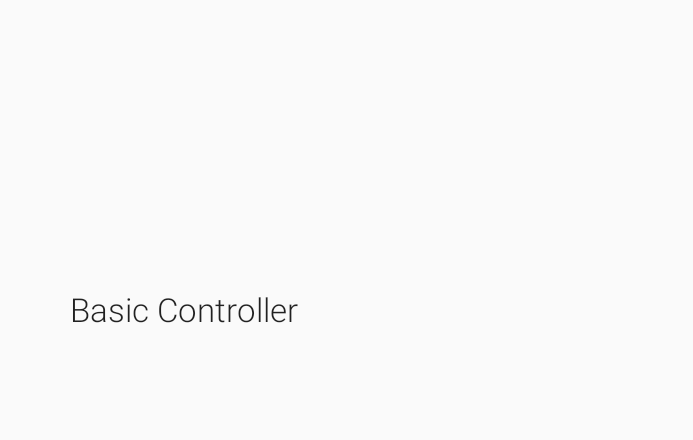
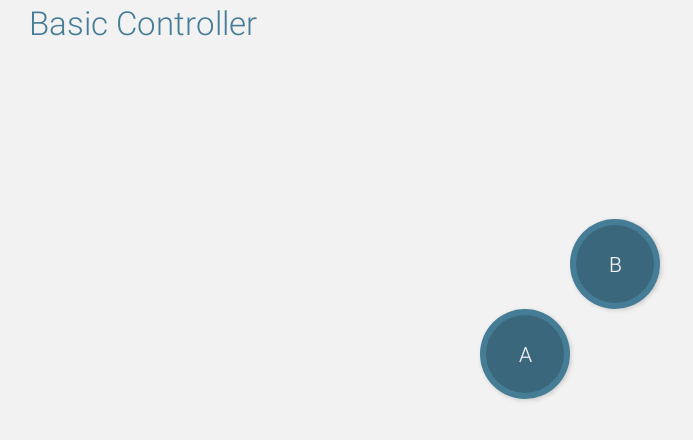
Before and after one commit to tvbarthel/Adaptilo, an Android app: the screen it shows after launch (MainActivity), on a phone screen of 824 x 412 dp (held sideways). Shown: the top 440 px of the screen, without its empty margins (434-1127 px from the left). Run offline under Robolectric (Android 15) with nearby library versions, the phone set to English and light mode, and no system bars.

Commit message:
Fast UI experiment

```diff
--- /dev/null
+++ b/Android/app/src/main/res/drawable/button_arrow_up_normal.xml
@@ -0,0 +1,20 @@
+<?xml version="1.0" encoding="utf-8"?>
+
+<layer-list xmlns:android="http://schemas.android.com/apk/res/android">
+
+    <item>
+        <shape android:shape="rectangle" >
+            <solid android:color="@color/primary"/>
+            <size android:height="120dp" android:width="50dp" />
+        </shape>
+    </item>
+
+
+    <item android:top="6dp" android:left="6dp" android:right="6dp">
+        <shape android:shape="rectangle" >
+            <solid android:color="@color/primary_dark"/>
+            <size android:height="120dp" android:width="50dp" />
+        </shape>
+    </item>
+
+</layer-list>
--- /dev/null
+++ b/Android/app/src/main/res/drawable/button_circle.xml
@@ -0,0 +1,6 @@
+<?xml version="1.0" encoding="utf-8"?>
+
+<selector xmlns:android="http://schemas.android.com/apk/res/android">
+    <item android:drawable="@drawable/button_circle_pressed" android:state_pressed="true" />
+    <item android:drawable="@drawable/button_circle_normal" />
+</selector>
--- /dev/null
+++ b/Android/app/src/main/res/drawable/button_circle_normal.xml
@@ -0,0 +1,18 @@
+<?xml version="1.0" encoding="utf-8"?>
+
+<layer-list xmlns:android="http://schemas.android.com/apk/res/android">
+    <item>
+        <shape android:shape="oval">
+            <solid android:color="@color/primary"/>
+            <size android:height="60dp" android:width="60dp"/>
+        </shape>
+    </item>
+
+    <item android:top="4dp" android:left="4dp" android:right="4dp" android:bottom="4dp">
+        <shape android:shape="oval">
+            <solid android:color="@color/primary_dark"/>
+            <size android:height="60dp" android:width="60dp"/>
+        </shape>
+    </item>
+
+</layer-list>
--- /dev/null
+++ b/Android/app/src/main/res/drawable/button_circle_pressed.xml
@@ -0,0 +1,26 @@
+<?xml version="1.0" encoding="utf-8"?>
+
+<layer-list xmlns:android="http://schemas.android.com/apk/res/android">
+    <item>
+        <shape android:shape="oval">
+            <solid android:color="@color/primary" />
+            <size
+                android:width="60dp"
+                android:height="60dp" />
+        </shape>
+    </item>
+
+    <item
+        android:bottom="7dp"
+        android:left="7dp"
+        android:right="7dp"
+        android:top="7dp">
+        <shape android:shape="oval">
+            <solid android:color="@color/primary_dark" />
+            <size
+                android:width="60dp"
+                android:height="60dp" />
+        </shape>
+    </item>
+
+</layer-list>
--- a/Android/app/src/main/res/layout/fragment_basic_controller.xml
+++ b/Android/app/src/main/res/layout/fragment_basic_controller.xml
@@ -3,15 +3,65 @@
 <LinearLayout xmlns:android="http://schemas.android.com/apk/res/android"
     android:layout_width="match_parent"
     android:layout_height="match_parent"
-    android:gravity="center"
-    android:orientation="vertical">
+    android:orientation="horizontal"
+    android:background="@color/secondary">
 
+    <LinearLayout
+        android:layout_width="0dp"
+        android:layout_height="match_parent"
+        android:layout_weight="1.5">
+
+        </LinearLayout>
+
+    <LinearLayout
+        android:layout_width="0dp"
+        android:layout_height="match_parent"
+        android:layout_weight="1">
         <TextView
             android:id="@+id/textView"
             android:layout_width="wrap_content"
             android:layout_height="wrap_content"
-        android:layout_gravity="center_horizontal"
             android:fontFamily="sans-serif-light"
             android:text="Basic Controller"
+            android:textColor="@color/primary"
             android:textAppearance="?android:attr/textAppearanceLarge" />
     </LinearLayout>
+
+    <RelativeLayout
+        android:layout_width="0dp"
+        android:layout_height="match_parent"
+        android:layout_weight="1.5" >
+
+        <View
+            android:id="@+id/center"
+            android:layout_width="0dp"
+            android:layout_height="0dp"
+            android:layout_centerInParent="true"/>
+
+        <Button
+            android:id="@+id/a"
+            android:layout_width="60dp"
+            android:layout_height="60dp"
+            android:background="@drawable/button_circle"
+            android:fontFamily="sans-serif-light"
+            android:layout_below="@id/center"
+            android:layout_toLeftOf="@id/center"
+            android:text="A"
+            android:textColor="@color/secondary" />
+
+        <Button
+            android:id="@+id/b"
+            android:layout_width="60dp"
+            android:layout_height="60dp"
+            android:background="@drawable/button_circle"
+            android:fontFamily="sans-serif-light"
+            android:layout_above="@id/center"
+            android:layout_toRightOf="@id/center"
+            android:text="B"
+            android:textColor="@color/secondary" />
+    </RelativeLayout>
+
+
+
+
+</LinearLayout>
--- /dev/null
+++ b/Android/app/src/main/res/values/colors.xml
@@ -0,0 +1,7 @@
+<?xml version="1.0" encoding="utf-8"?>
+<resources>
+
+    <color name="primary">#FF457D97</color>
+    <color name="primary_dark">#ff3b677c</color>
+    <color name="secondary">#FFF2F2F2</color>
+</resources>
--- a/Android/app/src/main/res/values/styles.xml
+++ b/Android/app/src/main/res/values/styles.xml
@@ -5,6 +5,7 @@
         <!-- Customize your theme here. -->
         <item name="windowActionBar">false</item>
         <item name="android:windowNoTitle">true</item>
+        <item name="android:windowFullscreen">true</item>
     </style>
 
 </resources>
```
Lines whose indentation alone changed are shown as unchanged.
